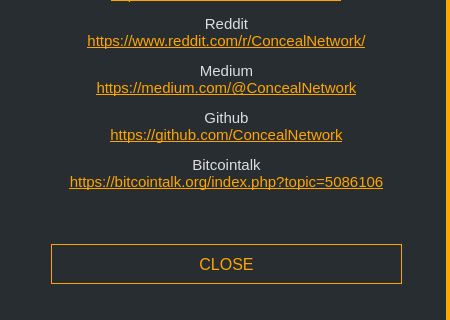
The window that src/gui/ui/linksdialog.ui (ConcealNetwork/conceal-desktop) describes before a commit, drawn with Qt 5; both pictures show x 0 to 450 and y 277 to 597 of the 450 by 597 pixel window.
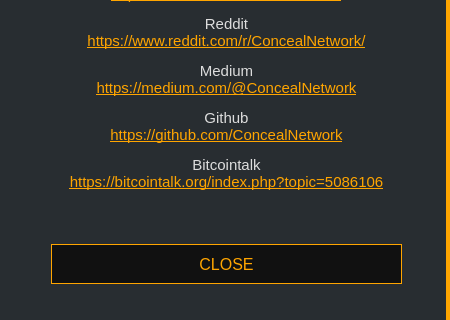
The same window after the commit.

Commit message: fix incorrect color codes

The edit to the form file:
```diff
--- a/src/gui/ui/linksdialog.ui
+++ b/src/gui/ui/linksdialog.ui
@@ -101,7 +101,7 @@
        </font>
       </property>
       <property name="styleSheet">
-       <string notr="true">QPushButton#m_okButton {color: orange; background-color: #1; border: 1px solid orange; font-size: 16px;}
+       <string notr="true">QPushButton#m_okButton {color: orange; background-color: #111111; border: 1px solid orange; font-size: 16px;}
 
 QPushButton#m_okButton:hover {color: orange; background-color: #1; border: 2px solid orange; font-size: 16px;}</string>
       </property>
```
Left out of the diff: 2 changed lines with no effect on the pictures. The commit also changes 26 other files.
